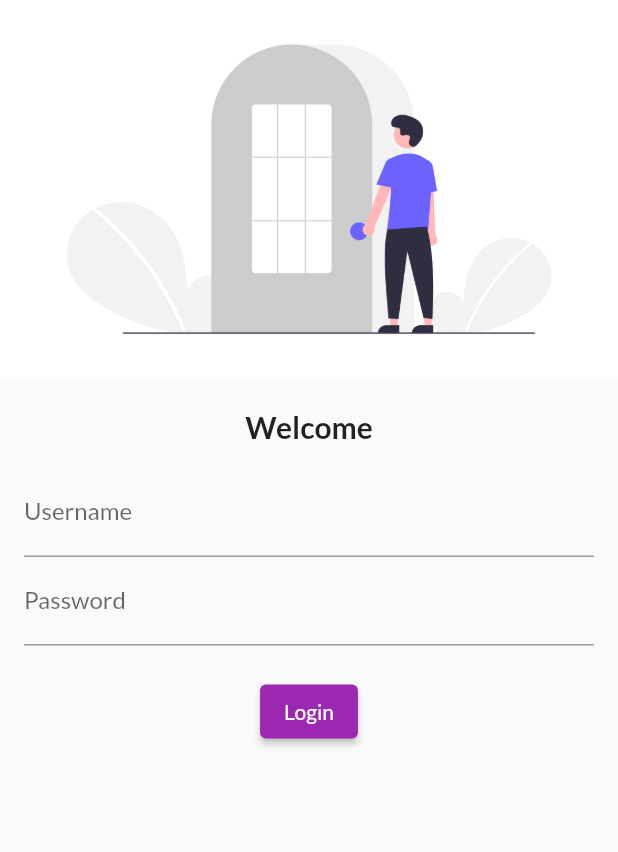
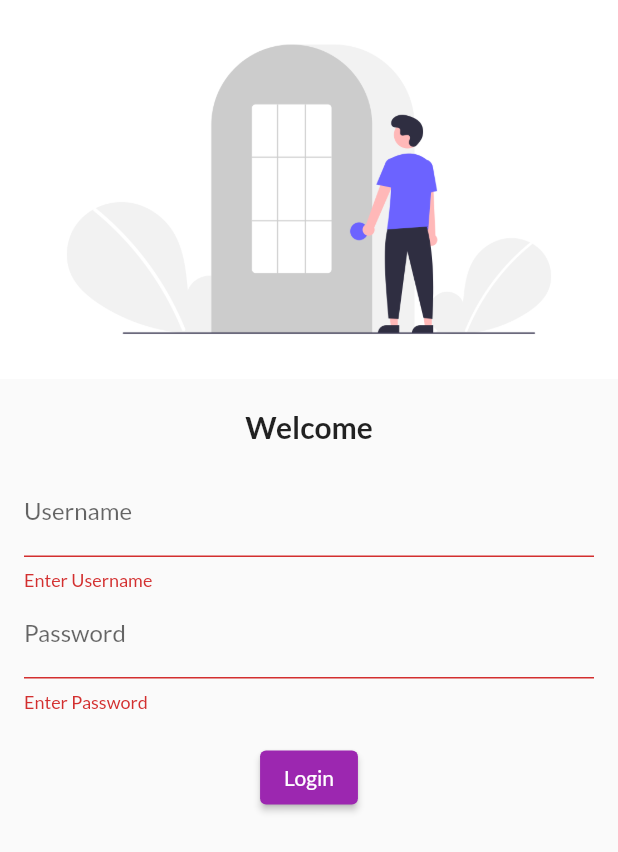
Before and after one commit to Senthamil29/Flutter, a Flutter app: the screen it shows after launch, after a tap on "Login", on a phone screen of 412 x 824 dp. Shown: the top 852 px of the screen. Run offline on Flutter 3.47's test engine with Material 2 defaults, Android fonts, the phone set to English and light mode, and no system bars; our stand-ins replace google_fonts.

Commit message:
Day 5 completed

```diff
--- a/lib/main.dart
+++ b/lib/main.dart
@@ -2,6 +2,7 @@ import 'package:flutter/material.dart';
 import 'package:google_fonts/google_fonts.dart';
 import 'package:learn_flutter_30days/pages/homePage.dart';
 import 'package:learn_flutter_30days/pages/loginPage.dart';
+import 'package:learn_flutter_30days/utilis/routes.dart';
 
 void main() {
   runApp(MyApp());
@@ -25,8 +26,8 @@ class MyApp extends StatelessWidget {
       initialRoute: "/login",
       routes: {
         "/": (context) => LoginPage(),
-        "/home": (context) => HomePage(),
-        "/login": (context) => LoginPage(),
+        MyRoute.homeRoute: (context) => HomePage(),
+        MyRoute.loginRoute: (context) => LoginPage(),
       },
     );
   }
--- a/lib/pages/loginPage.dart
+++ b/lib/pages/loginPage.dart
@@ -1,11 +1,16 @@
 import 'package:flutter/material.dart';
+import 'package:learn_flutter_30days/utilis/routes.dart';
 
 class LoginPage extends StatelessWidget {
   const LoginPage({super.key});
 
   @override
   Widget build(BuildContext context) {
+    final formKey = GlobalKey<FormState>();
     return Material(
+        child: SingleChildScrollView(
+      child: Form(
+        key: formKey,
         child: Column(
           children: [
             Image.asset(
@@ -26,19 +31,37 @@ class LoginPage extends StatelessWidget {
                   TextFormField(
                       decoration: InputDecoration(
                           labelText: "Username", hintText: "Enter Username"),
-              ),
+                      validator: (value) {
+                        if (value!.isEmpty) {
+                          return "Enter Username";
+                        }
+                      }),
                   TextFormField(
+                    obscureText: true,
                     decoration: InputDecoration(
                         labelText: "Password", hintText: "Enter Password"),
+                    validator: (value) {
+                      if (value!.isEmpty) {
+                        return "Enter Password";
+                      }
+                    },
                   ),
                   SizedBox(
                     height: 20.0,
                   ),
-              ElevatedButton(onPressed: () {}, child: Text("Login"))
+                  ElevatedButton(
+                      onPressed: () {
+                        if (formKey.currentState!.validate()) {
+                          Navigator.pushNamed(context, MyRoute.homeRoute);
+                        }
+                      },
+                      child: Text("Login"))
                 ],
               ),
             ),
           ],
+        ),
+      ),
     ));
   }
 }
--- /dev/null
+++ b/lib/utilis/routes.dart
@@ -0,0 +1,4 @@
+class MyRoute {
+  static String homeRoute = "/home";
+  static String loginRoute = "/login";
+}
```
Lines whose indentation alone changed are shown as unchanged.
